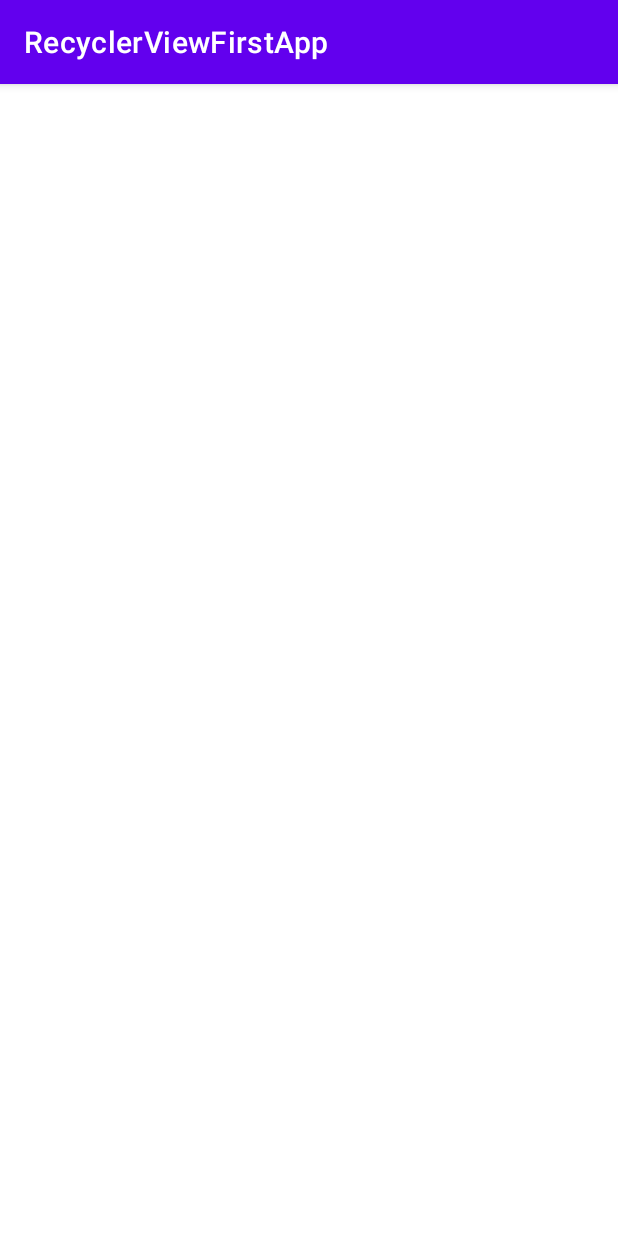
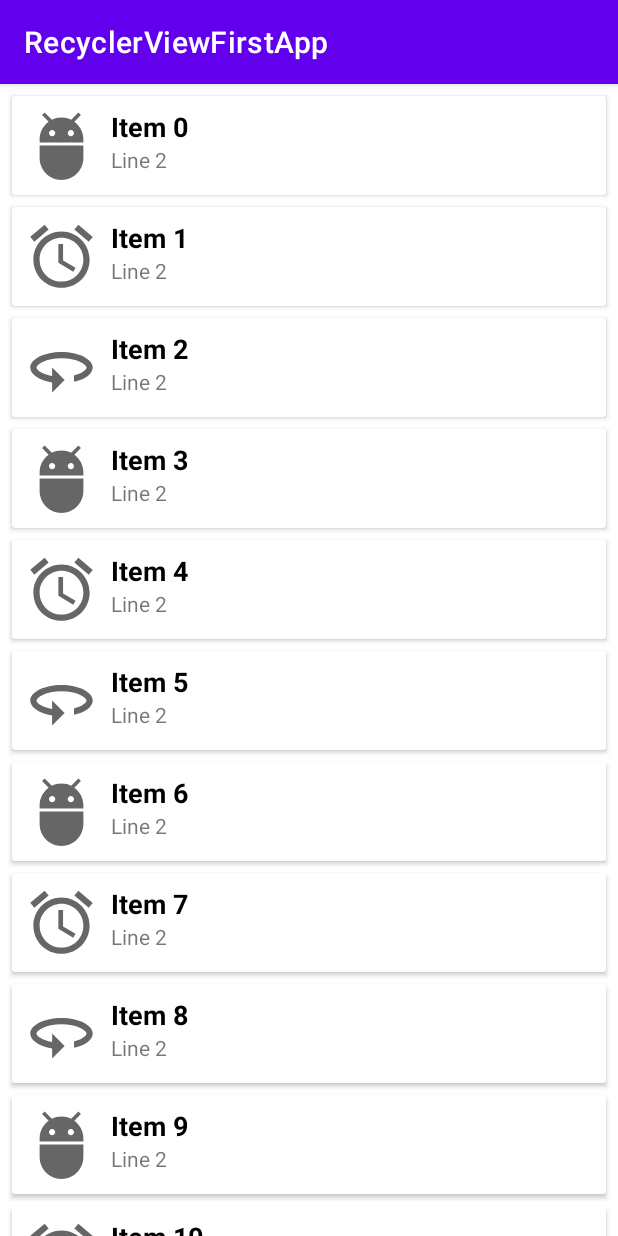
Before and after one commit to leonardodebritto/recycler-view-first-app-example, an Android app: the screen it shows after launch (MainActivity), on a phone screen of 412 x 824 dp. Run offline under Robolectric (Android 15) with nearby library versions, the phone set to English and light mode, and no system bars.

Commit message:
finishing the application

```diff
--- a/app/src/main/java/br/com/recyclerviewfirstapp/MainActivity.kt
+++ b/app/src/main/java/br/com/recyclerviewfirstapp/MainActivity.kt
@@ -2,10 +2,36 @@ package br.com.recyclerviewfirstapp
 
 import androidx.appcompat.app.AppCompatActivity
 import android.os.Bundle
+import androidx.recyclerview.widget.LinearLayoutManager
+import kotlinx.android.synthetic.main.activity_main.*
 
 class MainActivity : AppCompatActivity() {
     override fun onCreate(savedInstanceState: Bundle?) {
         super.onCreate(savedInstanceState)
         setContentView(R.layout.activity_main)
+
+        val exampleList = generateDummyList(50)
+
+        recycler_view.adapter = ExampleAdapter(exampleList)
+        recycler_view.layoutManager = LinearLayoutManager(this)
+        recycler_view.setHasFixedSize(true)
+    }
+
+    private fun generateDummyList(size: Int): List<ExampleItem> {
+
+        val list = ArrayList<ExampleItem>()
+
+        for (i in 0 until size) {
+            val drawable = when (i % 3) {
+                0 -> R.drawable.ic_android
+                1 -> R.drawable.ic_time
+                else -> R.drawable.ic_turn
+            }
+
+            val item = ExampleItem(drawable, "Item $i", "Line 2")
+            list += item
+        }
+
+        return list
     }
 }
```
